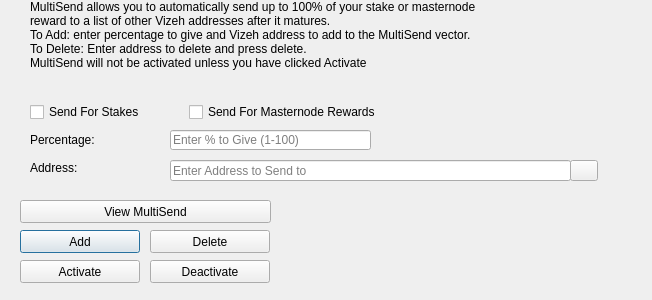
First picture: the form in src/qt/forms/multisenddialog.ui, repository wtomtom/vizeh, before the edit.
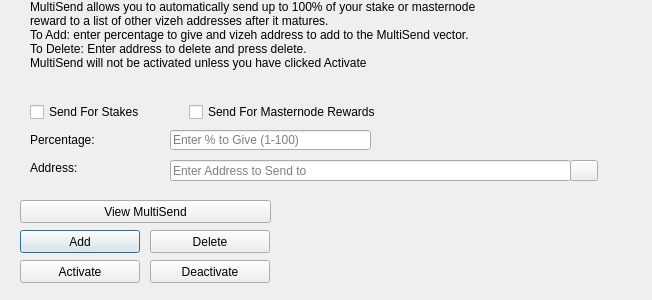
Second picture: the form after the edit. Icons and pictures are not drawn.

What changed in the file:
```diff
--- a/src/qt/forms/multisenddialog.ui
+++ b/src/qt/forms/multisenddialog.ui
@@ -61,8 +61,8 @@
     <number>1</number>
    </property>
    <property name="text">
-    <string>MultiSend allows you to automatically send up to 100% of your stake or masternode reward to a list of other Vizeh addresses after it matures.
-To Add: enter percentage to give and Vizeh address to add to the MultiSend vector.
+    <string>MultiSend allows you to automatically send up to 100% of your stake or masternode reward to a list of other vizeh addresses after it matures.
+To Add: enter percentage to give and vizeh address to add to the MultiSend vector.
 To Delete: Enter address to delete and press delete.
 MultiSend will not be activated unless you have clicked Activate</string>
    </property>
```
Left out of the diff: 4 changed lines with no effect on the pictures.
